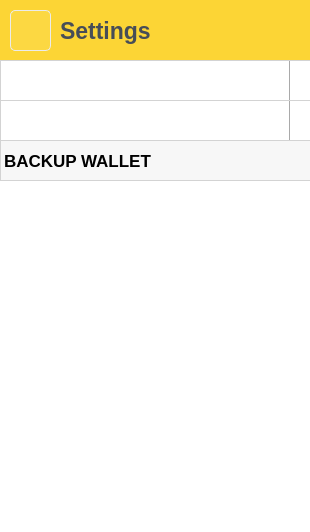
First picture: the form in page/more/subpage/settings/pagesettings.ui, repository LYRA-Block-Lattice/LyraWalletManager, before the edit.
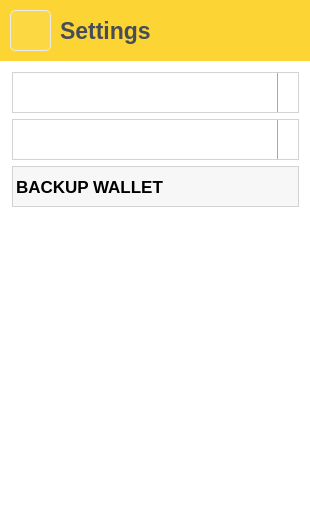
Second picture: the form after the edit. Icons and pictures are not drawn.

The edit to the form file:
```diff
--- a/page/more/subpage/settings/pagesettings.ui
+++ b/page/more/subpage/settings/pagesettings.ui
@@ -111,27 +111,221 @@
     </property>
    </widget>
   </widget>
-  <widget class="QPushButton" name="backupWalletPushButton">
+  <widget class="QFrame" name="settingsVerticalFrame">
    <property name="geometry">
     <rect>
      <x>0</x>
-     <y>140</y>
+     <y>60</y>
      <width>311</width>
-     <height>41</height>
+     <height>471</height>
     </rect>
    </property>
-   <property name="font">
-    <font>
-     <pointsize>13</pointsize>
-     <bold>true</bold>
-     <stylestrategy>PreferDefault</stylestrategy>
-    </font>
-   </property>
-   <property name="focusPolicy">
-    <enum>Qt::NoFocus</enum>
-   </property>
    <property name="styleSheet">
-    <string notr="true">QPushButton {
+    <string notr="true">background-color: transparent;</string>
+   </property>
+   <layout class="QVBoxLayout" name="settingsVerticalLayout">
+    <property name="spacing">
+     <number>-1</number>
+    </property>
+    <property name="sizeConstraint">
+     <enum>QLayout::SetMaximumSize</enum>
+    </property>
+    <property name="leftMargin">
+     <number>12</number>
+    </property>
+    <property name="topMargin">
+     <number>12</number>
+    </property>
+    <property name="rightMargin">
+     <number>12</number>
+    </property>
+    <property name="bottomMargin">
+     <number>12</number>
+    </property>
+    <item>
+     <widget class="QComboBox" name="networkComboBox">
+      <property name="minimumSize">
+       <size>
+        <width>119</width>
+        <height>41</height>
+       </size>
+      </property>
+      <property name="baseSize">
+       <size>
+        <width>0</width>
+        <height>31</height>
+       </size>
+      </property>
+      <property name="font">
+       <font>
+        <pointsize>13</pointsize>
+        <bold>true</bold>
+        <stylestrategy>PreferDefault</stylestrategy>
+       </font>
+      </property>
+      <property name="focusPolicy">
+       <enum>Qt::NoFocus</enum>
+      </property>
+      <property name="styleSheet">
+       <string notr="true">QComboBox {
+    border: 1px solid lightgray;
+    padding: 1px 18px 1px 3px;
+    min-width: 6em; 
+	color:black;
+}
+QComboBox:on { /* shift the text when the popup opens */
+    padding-top: 3px;
+    padding-left: 4px;
+}
+QComboBox::drop-down {
+    subcontrol-origin: padding;
+    subcontrol-position: top right;
+    width: 20px;
+
+    border-left-width: 1px;
+    border-left-color: darkgray;
+    border-left-style: solid; /* just a single line */
+    border-top-right-radius: 5px; /* same radius as the QComboBox */
+    border-bottom-right-radius: 5px;
+}
+QComboBox::drop-down::hover {
+	background-color: rgba(0, 0, 0, 16);
+}
+QComboBox::drop-down::pressed {
+    background-color: rgba(0, 0, 0, 64);
+}
+QComboBox::down-arrow {
+    image: url(:/res/ic/res/ic/dropDownArrow.png);
+	width: 12px;
+    height: 12px;
+}
+QComboBox::down-arrow:on { /* shift the arrow when popup is open */
+    top: 1px;
+    left: 1px;
+}
+QListView::item {
+	height: 31px;
+	background-color: white;
+	color: black;
+}
+QListView::item:selected:!active, QListView::item:selected:active {
+	background-color: lightgrey;
+	color: black;
+}
+QListView::item::hover {
+	background-color: grey;
+	/*font: url(:/Resources/Fonts/GameJam.ttf);*/
+	color: black;
+}
+</string>
+      </property>
+     </widget>
+    </item>
+    <item>
+     <widget class="QComboBox" name="languageComboBox">
+      <property name="minimumSize">
+       <size>
+        <width>119</width>
+        <height>41</height>
+       </size>
+      </property>
+      <property name="baseSize">
+       <size>
+        <width>0</width>
+        <height>31</height>
+       </size>
+      </property>
+      <property name="font">
+       <font>
+        <pointsize>13</pointsize>
+        <bold>true</bold>
+        <stylestrategy>PreferDefault</stylestrategy>
+       </font>
+      </property>
+      <property name="focusPolicy">
+       <enum>Qt::NoFocus</enum>
+      </property>
+      <property name="styleSheet">
+       <string notr="true">QComboBox {
+    border: 1px solid lightgray;
+    padding: 1px 18px 1px 3px;
+    min-width: 6em; 
+	color:black;
+}
+QComboBox:on { /* shift the text when the popup opens */
+    padding-top: 3px;
+    padding-left: 4px;
+}
+QComboBox::drop-down {
+    subcontrol-origin: padding;
+    subcontrol-position: top right;
+    width: 20px;
+
+    border-left-width: 1px;
+    border-left-color: darkgray;
+    border-left-style: solid; /* just a single line */
+    border-top-right-radius: 5px; /* same radius as the QComboBox */
+    border-bottom-right-radius: 5px;
+}
+QComboBox::drop-down::hover {
+	background-color: rgba(0, 0, 0, 16);
+}
+QComboBox::drop-down::pressed {
+    background-color: rgba(0, 0, 0, 64);
+}
+QComboBox::down-arrow {
+    image: url(:/res/ic/res/ic/dropDownArrow.png);
+	width: 12px;
+    height: 12px;
+}
+QComboBox::down-arrow:on { /* shift the arrow when popup is open */
+    top: 1px;
+    left: 1px;
+}
+QListView::item {
+	height: 31px;
+	background-color: white;
+	color: black;
+}
+QListView::item:selected:!active, QListView::item:selected:active {
+	background-color: lightgrey;
+	color: black;
+}
+QListView::item::hover {
+	background-color: grey;
+	/*font: url(:/Resources/Fonts/GameJam.ttf);*/
+	color: black;
+}
+</string>
+      </property>
+     </widget>
+    </item>
+    <item>
+     <widget class="QPushButton" name="backupWalletPushButton">
+      <property name="minimumSize">
+       <size>
+        <width>0</width>
+        <height>41</height>
+       </size>
+      </property>
+      <property name="baseSize">
+       <size>
+        <width>0</width>
+        <height>31</height>
+       </size>
+      </property>
+      <property name="font">
+       <font>
+        <pointsize>13</pointsize>
+        <bold>true</bold>
+        <stylestrategy>PreferDefault</stylestrategy>
+       </font>
+      </property>
+      <property name="focusPolicy">
+       <enum>Qt::NoFocus</enum>
+      </property>
+      <property name="styleSheet">
+       <string notr="true">QPushButton {
 	border-style: solid;
 	background-color: rgba(0, 0, 0, 8);
 	border-width: 1px;
@@ -148,160 +342,30 @@
 QPushButton:pressed {
     background-color: rgba(0, 0, 0, 64);
 }</string>
-   </property>
-   <property name="text">
-    <string>BACKUP WALLET</string>
-   </property>
-   <property name="icon">
-    <iconset resource="../../../../res.qrc">
-     <normaloff>:/res/ic/res/ic/backup.png</normaloff>:/res/ic/res/ic/backup.png</iconset>
-   </property>
-  </widget>
-  <widget class="QComboBox" name="languageComboBox">
-   <property name="geometry">
-    <rect>
-     <x>0</x>
-     <y>60</y>
-     <width>311</width>
-     <height>41</height>
-    </rect>
-   </property>
-   <property name="font">
-    <font>
-     <pointsize>13</pointsize>
-     <bold>true</bold>
-     <stylestrategy>PreferDefault</stylestrategy>
-    </font>
-   </property>
-   <property name="focusPolicy">
-    <enum>Qt::NoFocus</enum>
-   </property>
-   <property name="styleSheet">
-    <string notr="true">QComboBox {
-    border: 1px solid lightgray;
-    padding: 1px 18px 1px 3px;
-    min-width: 6em; 
-	color:black;
-}
-QComboBox:on { /* shift the text when the popup opens */
-    padding-top: 3px;
-    padding-left: 4px;
-}
-QComboBox::drop-down {
-    subcontrol-origin: padding;
-    subcontrol-position: top right;
-    width: 20px;
-
-    border-left-width: 1px;
-    border-left-color: darkgray;
-    border-left-style: solid; /* just a single line */
-    border-top-right-radius: 5px; /* same radius as the QComboBox */
-    border-bottom-right-radius: 5px;
-}
-QComboBox::drop-down::hover {
-	background-color: rgba(0, 0, 0, 16);
-}
-QComboBox::drop-down::pressed {
-    background-color: rgba(0, 0, 0, 64);
-}
-QComboBox::down-arrow {
-    image: url(:/res/ic/res/ic/dropDownArrow.png);
-	width: 12px;
-    height: 12px;
-}
-QComboBox::down-arrow:on { /* shift the arrow when popup is open */
-    top: 1px;
-    left: 1px;
-}
-QListView::item {
-	height: 31px;
-	background-color: white;
-	color: black;
-}
-QListView::item:selected:!active, QListView::item:selected:active {
-	background-color: lightgrey;
-	color: black;
-}
-QListView::item::hover {
-	background-color: grey;
-	/*font: url(:/Resources/Fonts/GameJam.ttf);*/
-	color: black;
-}
-</string>
-   </property>
-  </widget>
-  <widget class="QComboBox" name="networkComboBox">
-   <property name="geometry">
-    <rect>
-     <x>0</x>
-     <y>100</y>
-     <width>311</width>
-     <height>41</height>
-    </rect>
-   </property>
-   <property name="font">
-    <font>
-     <pointsize>13</pointsize>
-     <bold>true</bold>
-     <stylestrategy>PreferDefault</stylestrategy>
-    </font>
-   </property>
-   <property name="focusPolicy">
-    <enum>Qt::NoFocus</enum>
-   </property>
-   <property name="styleSheet">
-    <string notr="true">QComboBox {
-    border: 1px solid lightgray;
-    padding: 1px 18px 1px 3px;
-    min-width: 6em; 
-	color:black;
-}
-QComboBox:on { /* shift the text when the popup opens */
-    padding-top: 3px;
-    padding-left: 4px;
-}
-QComboBox::drop-down {
-    subcontrol-origin: padding;
-    subcontrol-position: top right;
-    width: 20px;
-
-    border-left-width: 1px;
-    border-left-color: darkgray;
-    border-left-style: solid; /* just a single line */
-    border-top-right-radius: 5px; /* same radius as the QComboBox */
-    border-bottom-right-radius: 5px;
-}
-QComboBox::drop-down::hover {
-	background-color: rgba(0, 0, 0, 16);
-}
-QComboBox::drop-down::pressed {
-    background-color: rgba(0, 0, 0, 64);
-}
-QComboBox::down-arrow {
-    image: url(:/res/ic/res/ic/dropDownArrow.png);
-	width: 12px;
-    height: 12px;
-}
-QComboBox::down-arrow:on { /* shift the arrow when popup is open */
-    top: 1px;
-    left: 1px;
-}
-QListView::item {
-	height: 31px;
-	background-color: white;
-	color: black;
-}
-QListView::item:selected:!active, QListView::item:selected:active {
-	background-color: lightgrey;
-	color: black;
-}
-QListView::item::hover {
-	background-color: grey;
-	/*font: url(:/Resources/Fonts/GameJam.ttf);*/
-	color: black;
-}
-</string>
-   </property>
+      </property>
+      <property name="text">
+       <string>BACKUP WALLET</string>
+      </property>
+      <property name="icon">
+       <iconset resource="../../../../res.qrc">
+        <normaloff>:/res/ic/res/ic/backup.png</normaloff>:/res/ic/res/ic/backup.png</iconset>
+      </property>
+     </widget>
+    </item>
+    <item>
+     <spacer name="verticalSpacer">
+      <property name="orientation">
+       <enum>Qt::Vertical</enum>
+      </property>
+      <property name="sizeHint" stdset="0">
+       <size>
+        <width>20</width>
+        <height>5</height>
+       </size>
+      </property>
+     </spacer>
+    </item>
+   </layout>
   </widget>
  </widget>
  <resources>
```
